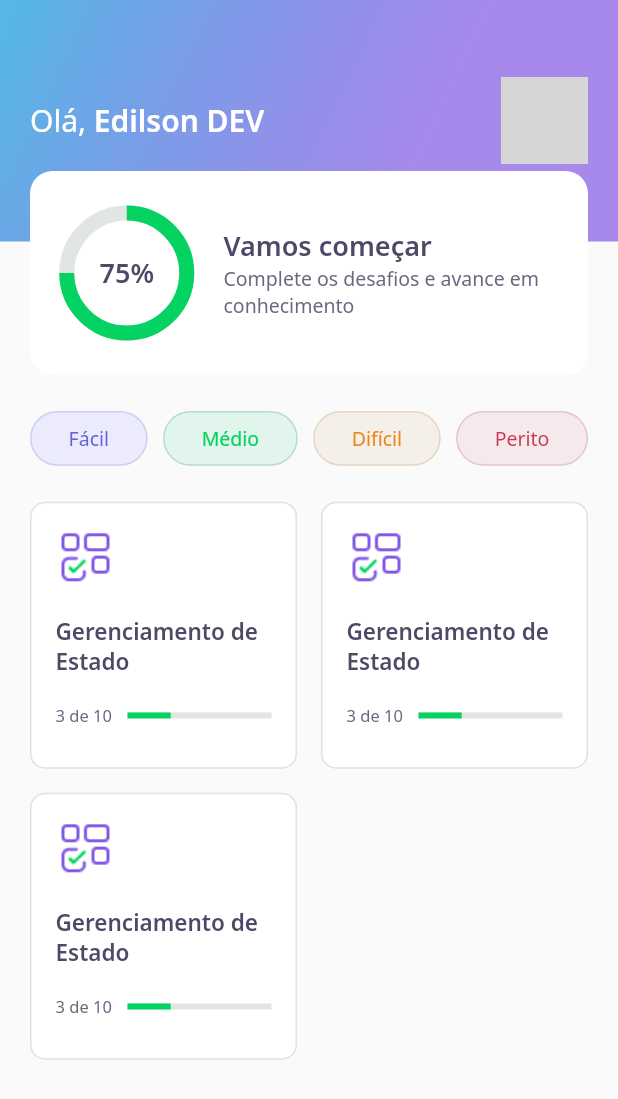
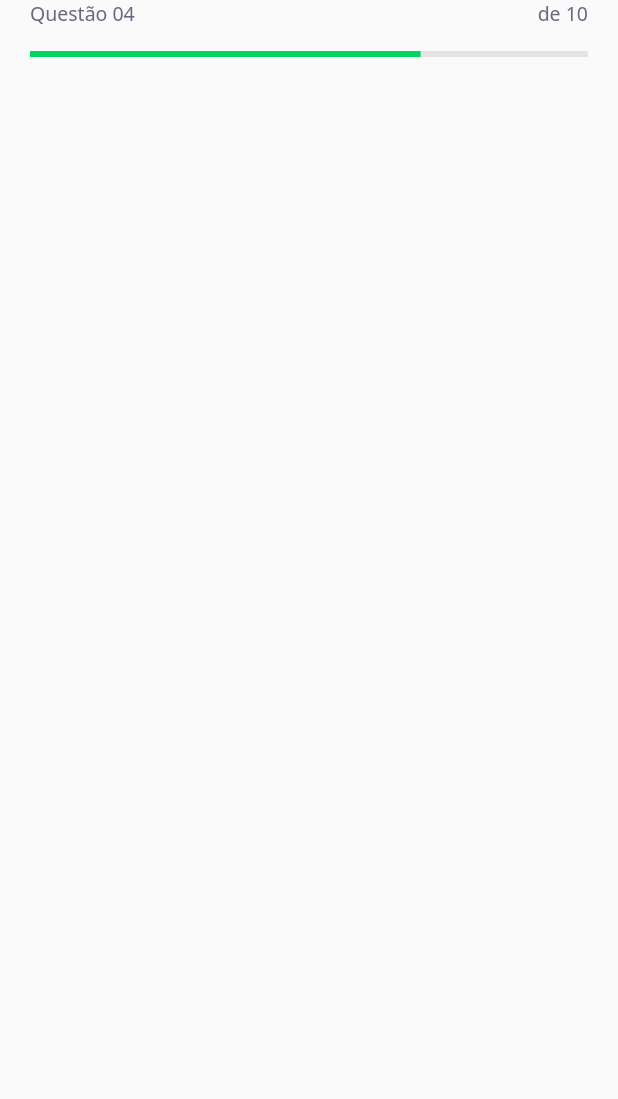
Before and after one commit to edilson-rodrigues/flutter_quiz_nlw, a Flutter app: the screen it shows after launch, on a phone screen of 412 x 824 dp. Shown: the top 1099 px of the screen. Run offline on Flutter 3.47's test engine with Material 2 defaults, Android fonts, the phone set to English and light mode, and no system bars; our stand-ins replace google_fonts; grey boxes are pictures that could not be loaded.

Commit message:
challenge - question indicator widget

```diff
--- /dev/null
+++ b/lib/challenge/challenge_page.dart
@@ -0,0 +1,22 @@
+import 'package:dev_quiz/challenge/question_indicator/question_indicator_widget.dart';
+import 'package:flutter/material.dart';
+
+class ChallengePage extends StatefulWidget {
+  @override
+  _ChallengePageState createState() => _ChallengePageState();
+}
+
+class _ChallengePageState extends State<ChallengePage> {
+  @override
+  Widget build(BuildContext context) {
+    return Scaffold(
+      appBar: PreferredSize(
+        preferredSize: Size.fromHeight(60),
+        child: SafeArea(
+          top: true,
+          child: QuestionIndicatorWidget(),
+        ),
+      ),
+    );
+  }
+}
--- /dev/null
+++ b/lib/challenge/question_indicator/question_indicator_widget.dart
@@ -0,0 +1,37 @@
+import 'package:dev_quiz/core/app_text_styles.dart';
+import 'package:dev_quiz/shared/widgets/progress_indicator/progress_indicator_widgtet.dart';
+import 'package:flutter/material.dart';
+
+class QuestionIndicatorWidget extends StatelessWidget {
+  @override
+  Widget build(BuildContext context) {
+    return Container(
+      padding: const EdgeInsets.symmetric(
+        horizontal: 20,
+      ),
+      child: Column(
+        children: [
+          Row(
+            mainAxisAlignment: MainAxisAlignment.spaceBetween,
+            children: [
+              Text(
+                'Questão 04',
+                style: AppTextStyles.body,
+              ),
+              Text(
+                'de 10',
+                style: AppTextStyles.body,
+              ),
+            ],
+          ),
+          SizedBox(
+            height: 16,
+          ),
+          ProgressIndicatorWidget(
+            value: 0.7,
+          ),
+        ],
+      ),
+    );
+  }
+}
--- a/lib/core/app_widget.dart
+++ b/lib/core/app_widget.dart
@@ -1,5 +1,6 @@
-import 'package:dev_quiz/home/home_page.dart';
-import 'package:dev_quiz/splash/splash_page.dart';
+// TODO import 'package:dev_quiz/home/home_page.dart';
+// TODO import 'package:dev_quiz/splash/splash_page.dart';
+import 'package:dev_quiz/challenge/challenge_page.dart';
 import 'package:flutter/material.dart';
 
 class AppWidget extends StatelessWidget {
@@ -8,7 +9,7 @@ class AppWidget extends StatelessWidget {
     return MaterialApp(
       debugShowCheckedModeBanner: false,
       title: "DevQuiz",
-      home: HomePage(),
+      home: ChallengePage(),
     );
   }
 }
--- a/lib/home/widgets/quiz_card/quiz_card_widget.dart
+++ b/lib/home/widgets/quiz_card/quiz_card_widget.dart
@@ -1,4 +1,5 @@
 import 'package:dev_quiz/core/core.dart';
+import 'package:dev_quiz/shared/widgets/progress_indicator/progress_indicator_widgtet.dart';
 import 'package:flutter/material.dart';
 
 class QuizCardWidget extends StatelessWidget {
@@ -46,12 +47,8 @@ class QuizCardWidget extends StatelessWidget {
               ),
               Expanded(
                 flex: 2,
-                child: LinearProgressIndicator(
+                child: ProgressIndicatorWidget(
                   value: 0.3,
-                  backgroundColor: AppColors.chartSecondary,
-                  valueColor: AlwaysStoppedAnimation<Color>(
-                    AppColors.chartPrimary,
-                  ),
                 ),
               ),
             ],
--- /dev/null
+++ b/lib/shared/widgets/progress_indicator/progress_indicator_widgtet.dart
@@ -0,0 +1,22 @@
+import 'package:dev_quiz/core/core.dart';
+import 'package:flutter/material.dart';
+
+class ProgressIndicatorWidget extends StatelessWidget {
+  final double value;
+
+  const ProgressIndicatorWidget({
+    Key? key,
+    required this.value,
+  }) : super(key: key);
+
+  @override
+  Widget build(BuildContext context) {
+    return LinearProgressIndicator(
+      value: value,
+      backgroundColor: AppColors.chartSecondary,
+      valueColor: AlwaysStoppedAnimation<Color>(
+        AppColors.chartPrimary,
+      ),
+    );
+  }
+}
```
